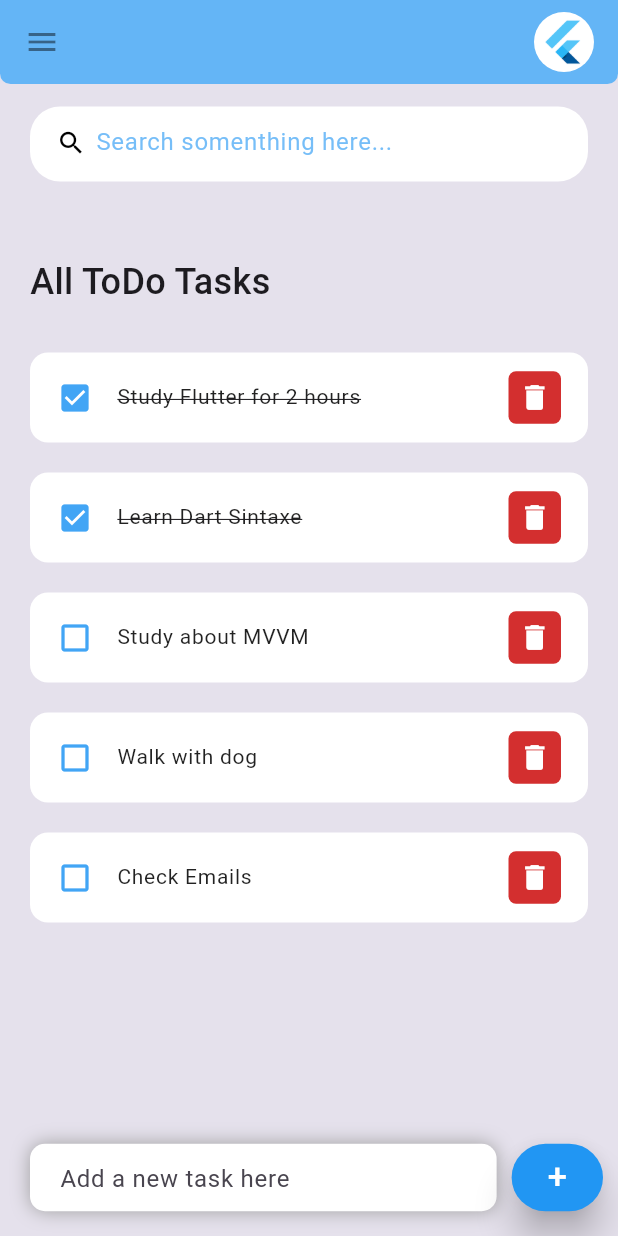
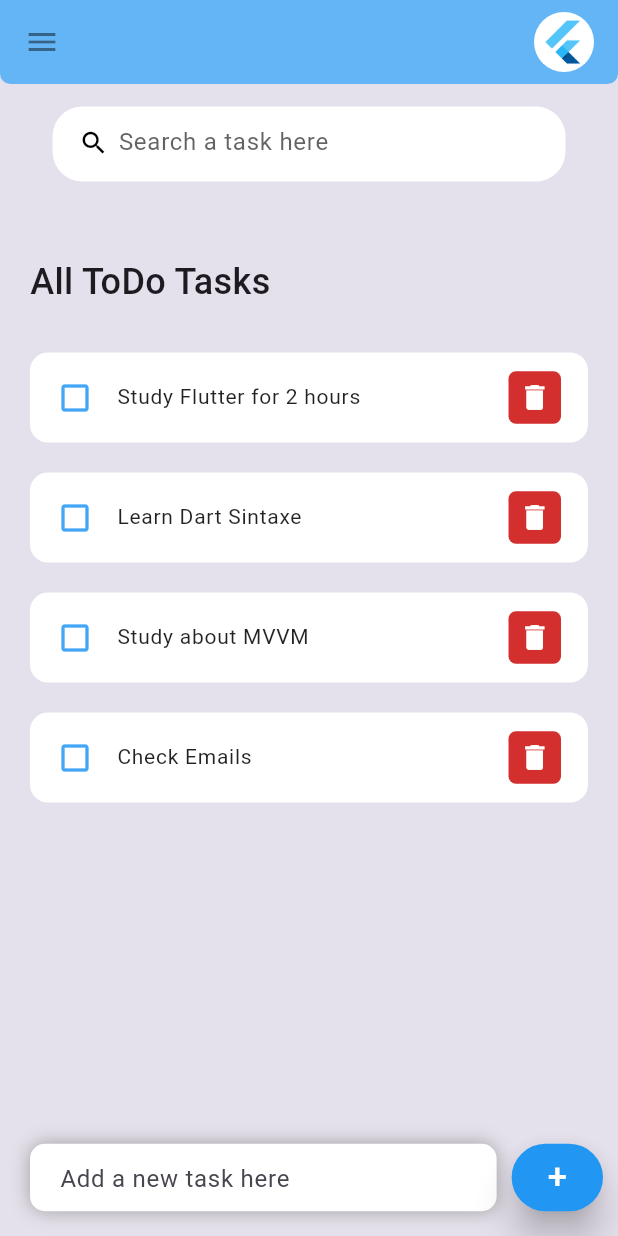
Before and after one commit to VictorHSLito/ToDoApp-Flutter, a Flutter app: the screen it shows after launch, on a phone screen of 412 x 824 dp. Run offline on Flutter 3.47's test engine with Material 3 defaults, Android fonts, the phone set to English and light mode, and no system bars.

Commit message:
feat: Implements search method

```diff
--- a/todo_app/lib/model/todo.dart
+++ b/todo_app/lib/model/todo.dart
@@ -5,13 +5,12 @@ class ToDo {
 
   ToDo({required this.id, required this.description, this.isDone = false});
 
-  static List<ToDo> toDoList() {
+  static List<ToDo> list() {
     return [
-      ToDo(id: '01', description: 'Study Flutter for 2 hours', isDone: true),
-      ToDo(id: '02', description: 'Learn Dart Sintaxe', isDone: true),
+      ToDo(id: '01', description: 'Study Flutter for 2 hours'),
+      ToDo(id: '02', description: 'Learn Dart Sintaxe'),
       ToDo(id: '03', description: 'Study about MVVM'),
-      ToDo(id: '04', description: 'Walk with dog'),
-      ToDo(id: '05', description: 'Check Emails'),
+      ToDo(id: '04', description: 'Check Emails'),
     ];
   }
 }
--- a/todo_app/lib/views/screens/app_bar.dart
+++ b/todo_app/lib/views/screens/app_bar.dart
@@ -32,6 +32,5 @@ class HomeAppBar extends StatelessWidget implements PreferredSizeWidget {
   }
 
   @override
-  // TODO: implement preferredSize
   Size get preferredSize => const Size.fromHeight(kToolbarHeight);
 }
--- a/todo_app/lib/views/screens/home.dart
+++ b/todo_app/lib/views/screens/home.dart
@@ -12,7 +12,33 @@ class HomePage extends StatefulWidget {
 }
 
 class _HomePageState extends State<HomePage> {
-  final items = ToDo.toDoList();
+  final tasks = ToDo.list();
+
+  List<ToDo> _foundTask = [];
+
+  @override
+  void initState() {
+    super.initState();
+    _foundTask = tasks;
+  }
+
+  void _runFilter(String keyworld) {
+    List<ToDo> results = [];
+    if (keyworld.isEmpty) {
+      results = tasks;
+    } else {
+      results =
+          tasks
+              .where(
+                (item) => item.description!.toLowerCase().contains(keyworld),
+              )
+              .toList();
+    }
+
+    setState(() {
+      _foundTask = results;
+    });
+  }
 
   final _todoController = TextEditingController();
 
@@ -24,13 +50,13 @@ class _HomePageState extends State<HomePage> {
 
   void _deleteToDoItem(String id) {
     setState(() {
-      items.removeWhere((item) => item.id == id);
+      tasks.removeWhere((item) => item.id == id);
     });
   }
 
   void _addNewTask(String toDo) {
     setState(() {
-      items.add(
+      tasks.add(
         ToDo(
           id: DateTime.now().millisecondsSinceEpoch.toString(),
           description: toDo,
@@ -51,7 +77,7 @@ class _HomePageState extends State<HomePage> {
             padding: EdgeInsets.symmetric(vertical: 15, horizontal: 20),
             child: Column(
               children: [
-                searchBox(),
+                SearchBarHome(onChanged: _runFilter),
                 Expanded(
                   child: ListView(
                     children: [
@@ -65,7 +91,7 @@ class _HomePageState extends State<HomePage> {
                           ),
                         ),
                       ),
-                      for (ToDo item in items)
+                      for (ToDo item in _foundTask)
                         ToDoItem(
                           item: item,
                           onToDoState: _handleToDoState,
--- a/todo_app/lib/views/screens/search.dart
+++ b/todo_app/lib/views/screens/search.dart
@@ -1,7 +1,9 @@
 import 'package:flutter/material.dart';
 
 class SearchBarHome extends StatelessWidget {
-  const SearchBarHome({super.key});
+  final Function(String) onChanged;
+
+  const SearchBarHome({super.key, required this.onChanged});
 
   @override
   Widget build(BuildContext context) {
@@ -9,7 +11,6 @@ class SearchBarHome extends StatelessWidget {
       padding: EdgeInsets.symmetric(horizontal: 15),
       child: searchBox(),
     );
-  }
   }
 
   Widget searchBox() {
@@ -21,14 +22,16 @@ Widget searchBox() {
         borderRadius: BorderRadius.circular(20),
       ),
       child: TextField(
+        onChanged: onChanged,
         decoration: InputDecoration(
           contentPadding: EdgeInsets.symmetric(horizontal: 10, vertical: 10),
           prefixIcon: Icon(Icons.search, color: Colors.black, size: 20),
           prefixIconConstraints: BoxConstraints(maxHeight: 20, minWidth: 25),
           border: InputBorder.none,
-        hintText: "Search somenthing here...",
-        hintStyle: TextStyle(color: const Color.fromARGB(157, 33, 149, 243)),
+          hintText: "Search a task here",
+          hintStyle: TextStyle(color: const Color.fromARGB(188, 42, 42, 43)),
         ),
       ),
     );
   }
+}
```
Lines whose indentation alone changed are shown as unchanged.
